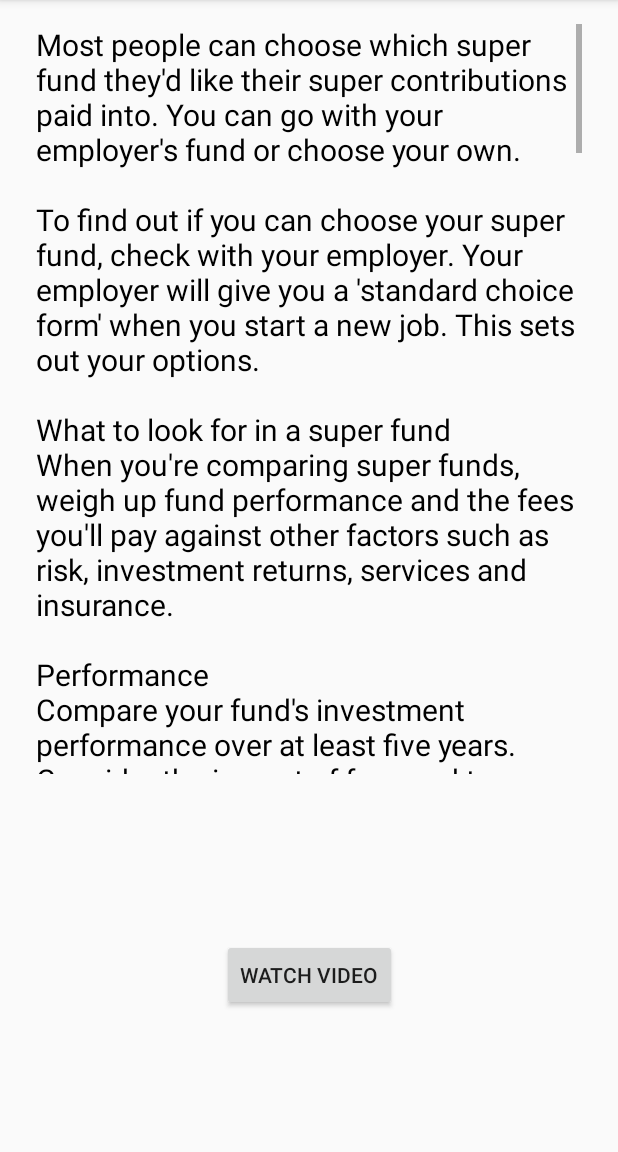
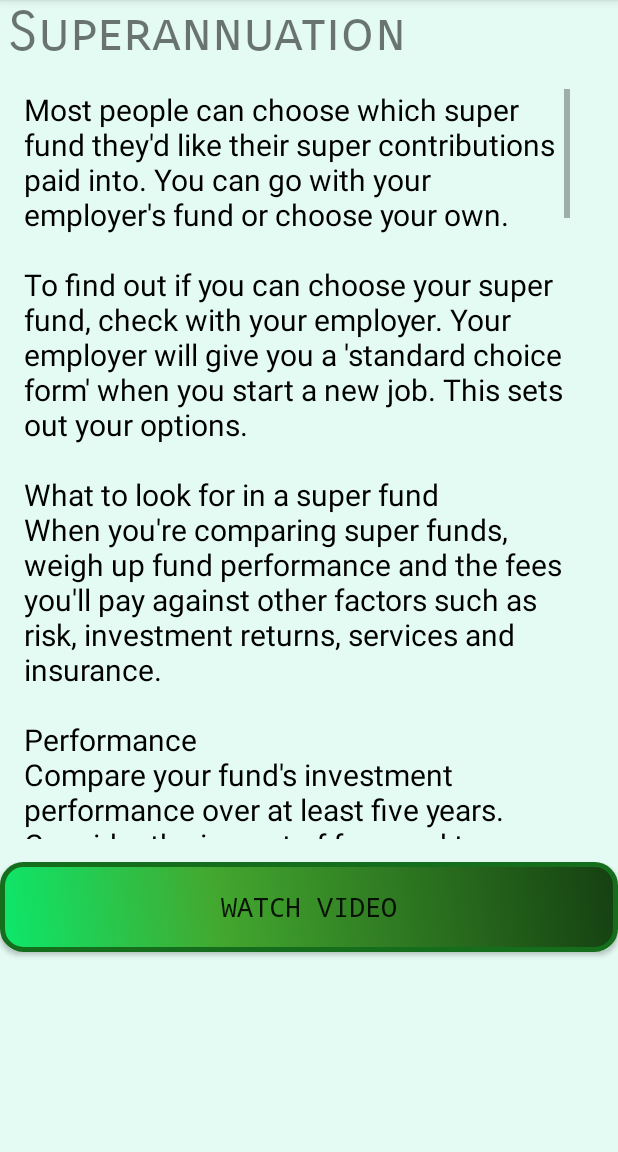
Before and after one commit to Synix12345/INFS3605FinancialLiteracy, an Android app: the LessonActivity screen opened directly, with no data from a screen before it, on a phone screen of 412 x 824 dp, the part 84-1236 px from its top. Run offline under Robolectric (Android 15) with nearby library versions, the light colour scheme and no system bars.

Commit message:
further improved ui

```diff
--- a/app/src/main/java/com/example/infs3605financialliteracy/Activities/LessonActivity.java
+++ b/app/src/main/java/com/example/infs3605financialliteracy/Activities/LessonActivity.java
@@ -18,6 +18,7 @@ public class LessonActivity extends AppCompatActivity {
 
     TextView textView;
     Button btnVid;
+    TextView textViewT;
 
     @Override
     protected void onCreate(Bundle savedInstanceState) {
@@ -29,6 +30,7 @@ public class LessonActivity extends AppCompatActivity {
 
 
         textView = findViewById(R.id.tv_info);
+        textViewT = findViewById(R.id.tv_title);
         textView.setMovementMethod(new ScrollingMovementMethod());
         btnVid = findViewById(R.id.btn_vid);
 
@@ -111,6 +113,7 @@ public class LessonActivity extends AppCompatActivity {
                         "\n" +
                         "If you don't (or can't) choose your own super fund, your employer will put your super into a 'default' super account in their fund. This is known as a MySuper account.\n");
                 YouTubeActivity.YOUTUBE_VIDEO = "2xYq9CDqiXE";
+                textViewT.setText("Superannuation");
                 break;
             case 1:
                 textView.setText("Interest rates on savings accounts are at record lows these days, so you’ll be hard pressed to find an interest rate that’s permanently above 3% per annum.\n" +
@@ -174,6 +177,7 @@ public class LessonActivity extends AppCompatActivity {
 
                         );
                 YouTubeActivity.YOUTUBE_VIDEO = "jY3_w3bwt3M";
+                textViewT.setText("Savigns Accounts");
                 break;
             case 2:
                 textView.setText("When you earn money from work or investments, you usually have to pay tax on your income.\n" +
@@ -266,6 +270,7 @@ public class LessonActivity extends AppCompatActivity {
                         "\n" +
                         "See lodging your tax return on the ATO website for information about preparing your annual return.\n");
                 YouTubeActivity.YOUTUBE_VIDEO = "FeqwZwQcrj8";
+                textViewT.setText("Taxes");
                 break;
 
         }
--- a/app/src/main/res/layout/activity_lesson.xml
+++ b/app/src/main/res/layout/activity_lesson.xml
@@ -1,33 +1,41 @@
 <?xml version="1.0" encoding="utf-8"?>
-<androidx.constraintlayout.widget.ConstraintLayout xmlns:android="http://schemas.android.com/apk/res/android"
+<LinearLayout xmlns:android="http://schemas.android.com/apk/res/android"
     xmlns:app="http://schemas.android.com/apk/res-auto"
     xmlns:tools="http://schemas.android.com/tools"
     android:id="@+id/constraintLayout"
     android:layout_width="match_parent"
     android:layout_height="match_parent"
-    android:orientation="vertical" >
+    android:background="#E4FBF3"
+    android:backgroundTint="#E4FBF3"
+    android:orientation="vertical">
+
+    <TextView
+        android:id="@+id/tv_title"
+        android:layout_width="wrap_content"
+        android:layout_height="wrap_content"
+        android:layout_marginLeft="5dp"
+        android:fontFamily="sans-serif-smallcaps"
+        android:text="TextView"
+        android:textSize="36sp" />
 
     <TextView
         android:id="@+id/tv_info"
         android:layout_width="364dp"
         android:layout_height="500dp"
+        android:layout_marginLeft="16dp"
         android:layout_marginTop="16dp"
+        android:scrollbars="vertical"
         android:text="TextView"
-        android:textSize="20sp"
         android:textColor="#000000"
-        android:scrollbars = "vertical"
-        app:layout_constraintEnd_toEndOf="parent"
-        app:layout_constraintStart_toStartOf="parent"
-        app:layout_constraintTop_toTopOf="parent" />
+        android:textSize="20sp" />
 
     <Button
         android:id="@+id/btn_vid"
-        android:layout_width="wrap_content"
+        android:layout_width="match_parent"
         android:layout_height="wrap_content"
         android:layout_marginTop="15dp"
+        android:background="@drawable/button_design1"
+        android:fontFamily="monospace"
         android:text="Watch Video"
-        app:layout_constraintBottom_toBottomOf="parent"
-        app:layout_constraintEnd_toEndOf="parent"
-        app:layout_constraintStart_toStartOf="parent"
-        app:layout_constraintTop_toBottomOf="@+id/tv_info" />
-</androidx.constraintlayout.widget.ConstraintLayout>
+        android:textSize="18sp" />
+</LinearLayout>
--- a/app/src/main/res/layout/study_fragment.xml
+++ b/app/src/main/res/layout/study_fragment.xml
@@ -41,6 +41,7 @@
             android:layout_marginBottom="10dp"
             android:background="@drawable/button_design1"
             android:text="Superannuation"
+            android:textColor="#FFFFFF"
             android:textSize="24sp" />
 
         <Button
@@ -50,6 +51,7 @@
             android:layout_marginBottom="10dp"
             android:background="@drawable/button_design1"
             android:text="Savings Accounts"
+            android:textColor="#FFFFFF"
             android:textSize="24sp" />
 
         <Button
@@ -58,6 +60,7 @@
             android:layout_height="100dp"
             android:background="@drawable/button_design1"
             android:text="Taxes"
+            android:textColor="#FFFFFF"
             android:textSize="24sp" />
     </LinearLayout>
 
```
